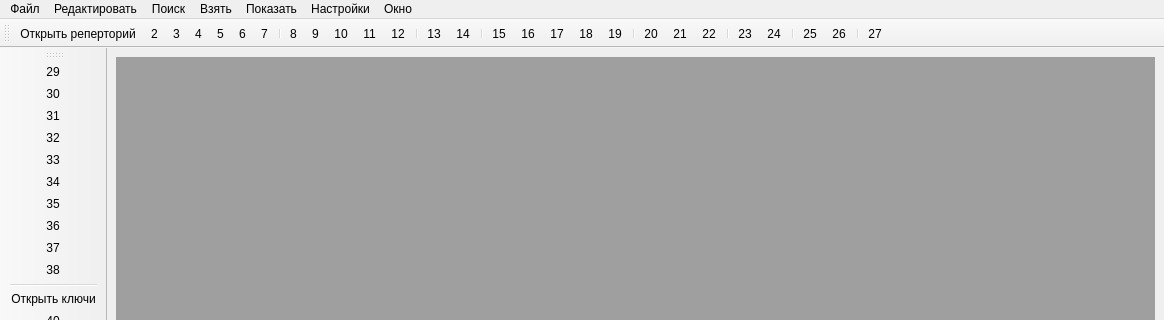
Qt form mainwindow.ui (iliner23/openRadar) before a commit; both pictures show x 0 to 1164 and y 0 to 320 of the 1164 by 736 pixel window.
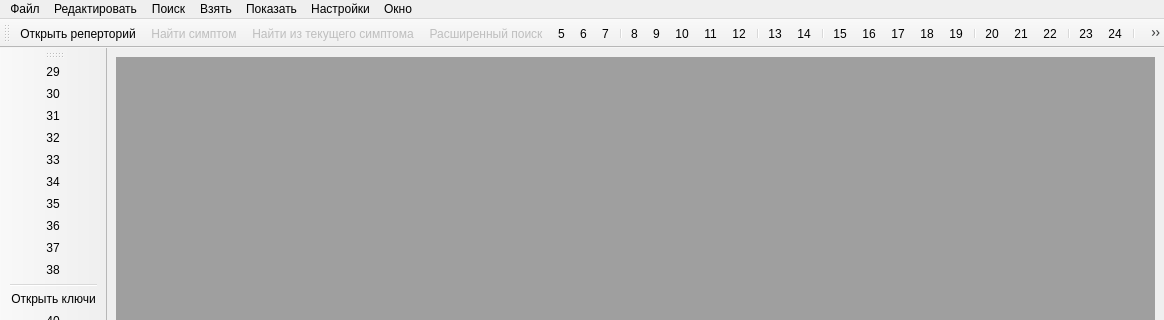
The same form after that commit. Icons and pictures are not drawn.

```diff
--- a/mainwindow.ui
+++ b/mainwindow.ui
@@ -101,9 +101,9 @@
     <bool>false</bool>
    </attribute>
    <addaction name="action1"/>
-   <addaction name="action2"/>
-   <addaction name="action3"/>
-   <addaction name="action4"/>
+   <addaction name="action_4"/>
+   <addaction name="action_7"/>
+   <addaction name="action_8"/>
    <addaction name="action5"/>
    <addaction name="action6"/>
    <addaction name="action7"/>
@@ -130,9 +130,6 @@
    <addaction name="action23"/>
    <addaction name="action24"/>
    <addaction name="separator"/>
-   <addaction name="action25"/>
-   <addaction name="action26"/>
-   <addaction name="separator"/>
    <addaction name="action27"/>
   </widget>
   <widget class="QToolBar" name="toolBar_2">
@@ -192,33 +189,6 @@
     <bool>false</bool>
    </property>
   </action>
-  <action name="action2">
-   <property name="icon">
-    <iconset resource="res.qrc">
-     <normaloff>:/icons/res/Bitmap2.bmp</normaloff>:/icons/res/Bitmap2.bmp</iconset>
-   </property>
-   <property name="text">
-    <string>2</string>
-   </property>
-  </action>
-  <action name="action3">
-   <property name="icon">
-    <iconset resource="res.qrc">
-     <normaloff>:/icons/res/Bitmap3.bmp</normaloff>:/icons/res/Bitmap3.bmp</iconset>
-   </property>
-   <property name="text">
-    <string>3</string>
-   </property>
-  </action>
-  <action name="action4">
-   <property name="icon">
-    <iconset resource="res.qrc">
-     <normaloff>:/icons/res/Bitmap4.bmp</normaloff>:/icons/res/Bitmap4.bmp</iconset>
-   </property>
-   <property name="text">
-    <string>4</string>
-   </property>
-  </action>
   <action name="action5">
    <property name="icon">
     <iconset resource="res.qrc">
```
Left out of the diff: 21 changed lines with no effect on the pictures.
